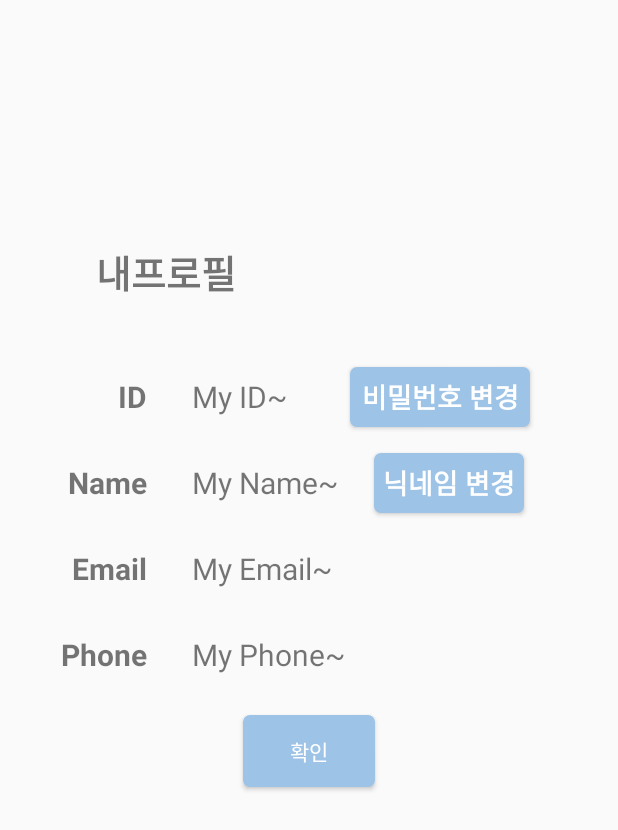
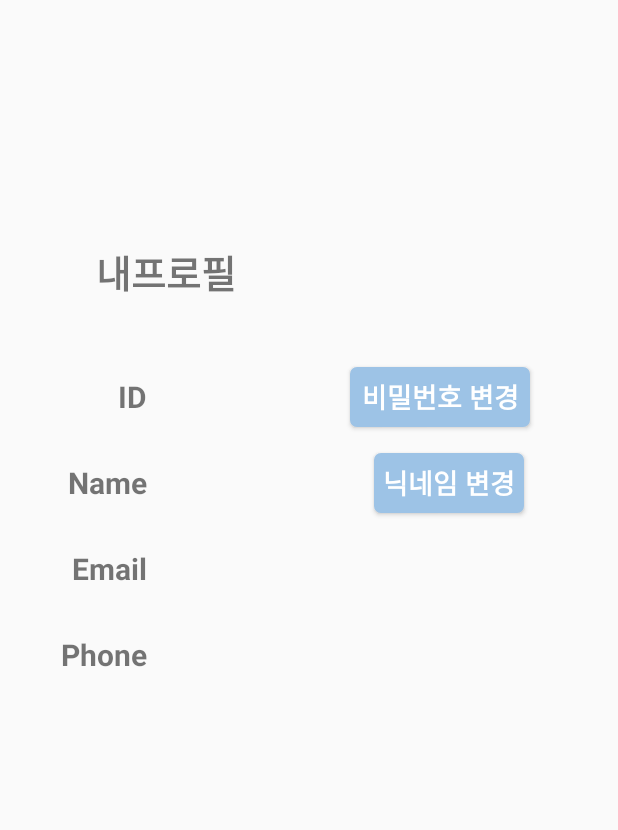
Before and after one commit to Soyeonu/KNU_20201_Project, an Android app: the car_func_user screen opened directly, with no data from a screen before it, on a phone screen of 412 x 824 dp. Shown: the top 830 px of the screen. Run offline under Robolectric (Android 15) with nearby library versions, the phone set to English and light mode, and no system bars; our stand-ins replace Firebase (no records; nobody signed in at launch, a user with empty details on screens opened directly).

Commit message:
버그 재수정
ㅇ

```diff
--- a/Client Layout/car_project/app/src/main/AndroidManifest.xml
+++ b/Client Layout/car_project/app/src/main/AndroidManifest.xml
@@ -13,7 +13,6 @@
         <activity android:name=".car_func" />
         <activity android:name=".car_func_user"/>
         <activity android:name=".SignUp" />
-        <activity android:name=".mid_select" />
         <activity android:name=".CarSelect" />
         <activity android:name=".MainActivity">
             <intent-filter>
--- a/Client Layout/car_project/app/src/main/java/com/example/car_project/MasterIdDialog.java
+++ b/Client Layout/car_project/app/src/main/java/com/example/car_project/MasterIdDialog.java
@@ -76,6 +76,7 @@ public class MasterIdDialog extends Dialog {    // 알림 활성, 비활성 창
     public void reg_req(String mid){
         Connection con = new Connection();
         con.setURL(URLManager.getUrl() + "regreq");
+        System.out.println(uid);
         con.execute(mid, uid, "REG_REQ");
     }
 
--- a/Client Layout/car_project/app/src/main/java/com/example/car_project/car_func.java
+++ b/Client Layout/car_project/app/src/main/java/com/example/car_project/car_func.java
@@ -240,9 +240,6 @@ public class car_func extends AppCompatActivity implements NavigationView.OnNavi
                     user.setName(json.getString("Name"));
                     user.setOwnMasterID(json.getString("OwnMasterID"));
 
-                    GlobalManager globalManager = (GlobalManager)getApplicationContext();
-                    globalManager.setState(user);
-
                     //drawer header의 내용 변경
                     TextView drawheader_Name = (TextView) findViewById(R.id.user_name);
                     TextView drawheader_Email = (TextView) findViewById(R.id.user_email);
--- a/Client Layout/car_project/app/src/main/java/com/example/car_project/car_func_user.java
+++ b/Client Layout/car_project/app/src/main/java/com/example/car_project/car_func_user.java
@@ -9,6 +9,8 @@ import android.widget.Button;
 import android.widget.TextView;
 
 import org.w3c.dom.Text;
+
+import Client_Information.User;
 
 public class car_func_user extends AppCompatActivity {
 
@@ -22,10 +24,12 @@ public class car_func_user extends AppCompatActivity {
         TextView myEmail = findViewById(R.id.my_email);
         TextView myPhone = findViewById(R.id.my_phone);
 
-        myID.setText("My ID~");
-        myName.setText("My Name~");
-        myEmail.setText("My Email~");
-        myPhone.setText("My Phone~");
+        User user = new User();
+
+        myID.setText(user.getUserID());
+        myName.setText(user.getName());
+        myEmail.setText(user.getEmail());
+        myPhone.setText(user.getPhone());
 
         Button changePW = findViewById(R.id.changePW_btn);
         Button changeName = findViewById(R.id.changeName_btn);
@@ -47,14 +51,5 @@ public class car_func_user extends AppCompatActivity {
                 nameDialog.show();
             }
         });
-
-        Button ok = findViewById(R.id.user_okBtn);
-        ok.setOnClickListener(new View.OnClickListener() {
-            @Override
-            public void onClick(View v) {
-                Intent intent = new Intent(car_func_user.this, car_func.class);
-                startActivity(intent);
-            }
-        });
     }
 }
--- a/Client Layout/car_project/app/src/main/res/layout/activity_car_func_user.xml
+++ b/Client Layout/car_project/app/src/main/res/layout/activity_car_func_user.xml
@@ -5,7 +5,7 @@
     android:layout_width="match_parent"
     android:layout_marginTop="70dp"
     android:layout_height="500dp"
-    tools:context=".Car_func_user">
+    tools:context=".car_func_user">
 
     <TextView
         android:id="@+id/tv_profile"
@@ -160,18 +160,4 @@
         app:layout_constraintHorizontal_bias="0.4"
         />
 
-    <Button
-        android:id="@+id/user_okBtn"
-        android:layout_width="wrap_content"
-        android:layout_height="wrap_content"
-        android:background="@drawable/round_btn"
-        android:text="확인"
-        android:textColor="#ffffff"
-        app:layout_constraintTop_toTopOf="parent"
-        app:layout_constraintBottom_toBottomOf="parent"
-        app:layout_constraintLeft_toLeftOf="parent"
-        app:layout_constraintRight_toRightOf="parent"
-        app:layout_constraintVertical_bias="0.9"
-        />
-
 </androidx.constraintlayout.widget.ConstraintLayout>
```
Also changed, not shown: Client Layout/car_project/app/src/main/java/com/example/car_project/mid_select.java (deleted, +0 -119 lines), Client Layout/car_project/app/src/main/res/layout/activity_signup.xml (+0 -22 lines).
